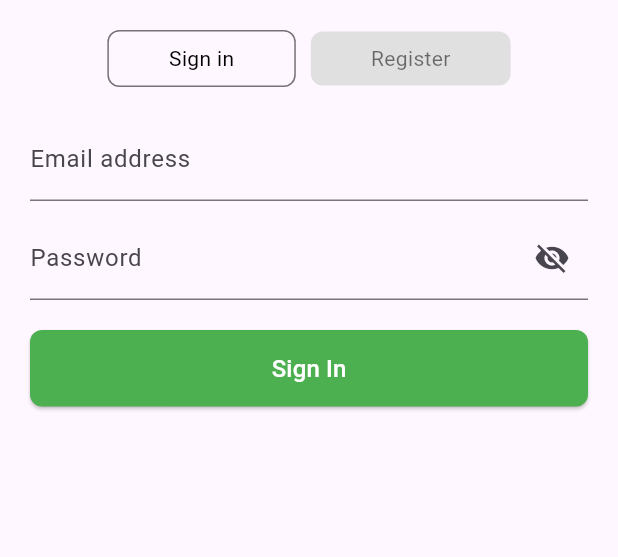
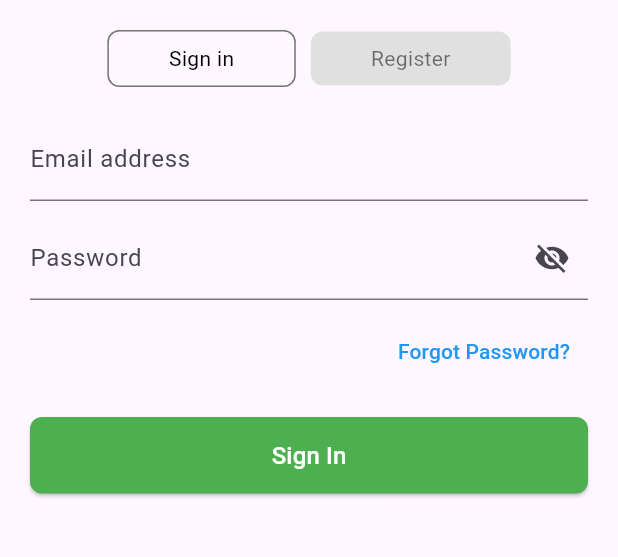
Before and after one commit to ndivine-eng/Agribioloop_mobile-app, a Flutter app: the screen it shows after launch, after a tap on "Sign in", on a phone screen of 412 x 824 dp, the part 246-803 px from its top. Run offline on Flutter 3.47's test engine with Material 3 defaults, Android fonts, the light colour scheme and no system bars; our stand-ins replace cloud_firestore, firebase_auth, firebase_core, flutter_riverpod, google_sign_in; accounts and stored records are empty.

Commit message:
Added forgot pasword feature

```diff
--- a/agribioloop/lib/screens/Register_screen.dart
+++ b/agribioloop/lib/screens/Register_screen.dart
@@ -15,6 +15,9 @@
   final _confirmPasswordController = TextEditingController();
   bool _acceptTerms = false;
   bool _isLoading = false;
+  bool _rememberMe = false;
+  bool _passwordVisible = false;
+  bool _confirmPasswordVisible = false;
 
   Future<void> _registerUser() async {
     if (!_validateForm()) return;
@@ -37,33 +40,7 @@
       if (mounted) {
         ScaffoldMessenger.of(context).showSnackBar(
           SnackBar(
-            content: Text("Registration failed: ${e.toString()}"),
-            backgroundColor: Colors.red,
-          ),
-        );
-      }
-    } finally {
-      if (mounted) setState(() => _isLoading = false);
-    }
-  }
-
-  Future<void> _signInWithGoogle() async {
-    setState(() => _isLoading = true);
-
-    try {
-      await ref.read(authProvider.notifier).signInWithGoogle();
-
-      if (mounted) {
-        Navigator.pushReplacement(
-          context,
-          MaterialPageRoute(builder: (context) => MainScreen()),
-        );
-      }
-    } catch (e) {
-      if (mounted) {
-        ScaffoldMessenger.of(context).showSnackBar(
-          SnackBar(
-            content: Text("Google Sign-In failed: ${e.toString()}"),
+            content: Text("Registration failed: \${e.toString()}"),
             backgroundColor: Colors.red,
           ),
         );
@@ -74,6 +51,18 @@
   }
 
   bool _validateForm() {
+    if (_passwordController.text.length < 8 ||
+        !_passwordController.text.contains(RegExp(r'[A-Z]')) ||
+        !_passwordController.text.contains(RegExp(r'[0-9]'))) {
+      ScaffoldMessenger.of(context).showSnackBar(
+        const SnackBar(
+          content: Text("Password must be at least 8 characters, contain an uppercase letter and a number"),
+          backgroundColor: Colors.red,
+        ),
+      );
+      return false;
+    }
+
     if (_passwordController.text != _confirmPasswordController.text) {
       ScaffoldMessenger.of(context).showSnackBar(
         const SnackBar(
@@ -116,11 +105,8 @@
             crossAxisAlignment: CrossAxisAlignment.stretch,
             children: [
               const SizedBox(height: 40),
-              // Logo
               Center(child: Image.asset('assets/images/logo.png', height: 80)),
               const SizedBox(height: 10),
-
-              // App Name
               const Center(
                 child: Text(
                   "AgriBioLoop",
@@ -132,8 +118,6 @@
                 ),
               ),
               const SizedBox(height: 20),
-
-              // Toggle Buttons
               Row(
                 mainAxisAlignment: MainAxisAlignment.center,
                 children: [
@@ -165,43 +149,47 @@
                 ],
               ),
               const SizedBox(height: 20),
-
-              // Email Field
               TextField(
                 controller: _emailController,
-                decoration: const InputDecoration(
-                  labelText: "Email address",
-                  border: UnderlineInputBorder(),
-                ),
+                decoration: const InputDecoration(labelText: "Email address", border: UnderlineInputBorder()),
                 keyboardType: TextInputType.emailAddress,
               ),
               const SizedBox(height: 10),
-
-              // Password Field
               TextField(
                 controller: _passwordController,
-                decoration: const InputDecoration(
+                decoration: InputDecoration(
                   labelText: "Password",
                   border: UnderlineInputBorder(),
-                  suffixIcon: Icon(Icons.visibility_off),
+                  suffixIcon: IconButton(
+                    icon: Icon(_passwordVisible ? Icons.visibility : Icons.visibility_off),
+                    onPressed: () => setState(() => _passwordVisible = !_passwordVisible),
+                  ),
                 ),
-                obscureText: true,
+                obscureText: !_passwordVisible,
               ),
               const SizedBox(height: 10),
-
-              // Confirm Password Field
               TextField(
                 controller: _confirmPasswordController,
-                decoration: const InputDecoration(
+                decoration: InputDecoration(
                   labelText: "Confirm Password",
                   border: UnderlineInputBorder(),
-                  suffixIcon: Icon(Icons.visibility_off),
+                  suffixIcon: IconButton(
+                    icon: Icon(_confirmPasswordVisible ? Icons.visibility : Icons.visibility_off),
+                    onPressed: () => setState(() => _confirmPasswordVisible = !_confirmPasswordVisible),
+                  ),
                 ),
-                obscureText: true,
+                obscureText: !_confirmPasswordVisible,
               ),
               const SizedBox(height: 10),
-
-              // Terms Checkbox
+              Row(
+                children: [
+                  Checkbox(
+                    value: _rememberMe,
+                    onChanged: (value) => setState(() => _rememberMe = value ?? false),
+                  ),
+                  const Text("Remember Me"),
+                ],
+              ),
               Row(
                 children: [
                   Checkbox(
@@ -212,59 +200,11 @@
                 ],
               ),
               const SizedBox(height: 20),
-
-              // Register Button
               ElevatedButton(
-                style: ElevatedButton.styleFrom(
-                  backgroundColor: Colors.green,
-                  shape: RoundedRectangleBorder(
-                    borderRadius: BorderRadius.circular(8),
-                  ),
-                  padding: const EdgeInsets.symmetric(vertical: 14),
-                ),
+                style: ElevatedButton.styleFrom(backgroundColor: Colors.green),
                 onPressed: _isLoading ? null : _registerUser,
-                child: _isLoading
-                    ? const CircularProgressIndicator(color: Colors.white)
-                    : const Text(
-                        "Register",
-                        style: TextStyle(color: Colors.white, fontSize: 16),
-                      ),
+                child: _isLoading ? CircularProgressIndicator(color: Colors.white) : Text("Register", style: TextStyle(color: Colors.white)),
               ),
-              const SizedBox(height: 20),
-
-              // OR divider
-              Row(
-                children: const [
-                  Expanded(child: Divider()),
-                  Padding(
-                    padding: EdgeInsets.symmetric(horizontal: 8.0),
-                    child: Text("OR"),
-                  ),
-                  Expanded(child: Divider()),
-                ],
-              ),
-              const SizedBox(height: 20),
-
-              // Google Sign-In Button
-              OutlinedButton.icon(
-                icon: Image.asset(
-                  'assets/images/google_logo.png', // Make sure to add Google logo asset
-                  height: 24,
-                ),
-                label: const Text(
-                  'Continue with Google',
-                  style: TextStyle(color: Colors.black87),
-                ),
-                style: OutlinedButton.styleFrom(
-                  padding: const EdgeInsets.symmetric(vertical: 14),
-                  shape: RoundedRectangleBorder(
-                    borderRadius: BorderRadius.circular(8),
-                  ),
-                  side: const BorderSide(color: Colors.grey),
-                ),
-                onPressed: _isLoading ? null : _signInWithGoogle,
-              ),
-              const SizedBox(height: 20),
             ],
           ),
         ),
--- a/agribioloop/lib/screens/signin_screen.dart
+++ b/agribioloop/lib/screens/signin_screen.dart
@@ -3,6 +3,7 @@
 import '../providers/auth_provider.dart';
 import 'main_screen.dart';
 import 'register_screen.dart';
+import 'forgot_password_screen.dart';
 
 class SignInScreen extends ConsumerStatefulWidget {
   @override
@@ -143,6 +144,21 @@
                 ),
                 obscureText: true,
               ),
+              const SizedBox(height: 10),
+
+              // Forgot Password
+              Align(
+                alignment: Alignment.centerRight,
+                child: TextButton(
+                  onPressed: () {
+                    Navigator.push(
+                      context,
+                      MaterialPageRoute(builder: (context) => ForgotPasswordScreen()),
+                    );
+                  },
+                  child: const Text("Forgot Password?", style: TextStyle(color: Colors.blue)),
+                ),
+              ),
               const SizedBox(height: 20),
 
               // Sign In Button
--- a/agribioloop/pubspec.yaml
+++ b/agribioloop/pubspec.yaml
@@ -16,6 +16,7 @@
   cupertino_icons: ^1.0.8
   image_picker: ^1.0.7
   google_sign_in: ^6.3.0
+  shared_preferences: ^2.0.11
 
 dev_dependencies:
   flutter_test:
```
Also changed, not shown: agribioloop/lib/providers/auth_provider.dart (+14 -1 lines), agribioloop/lib/screens/forgot_password_screen.dart (added, +101 -0 lines), agribioloop/pubspec.lock, 1 other file.
